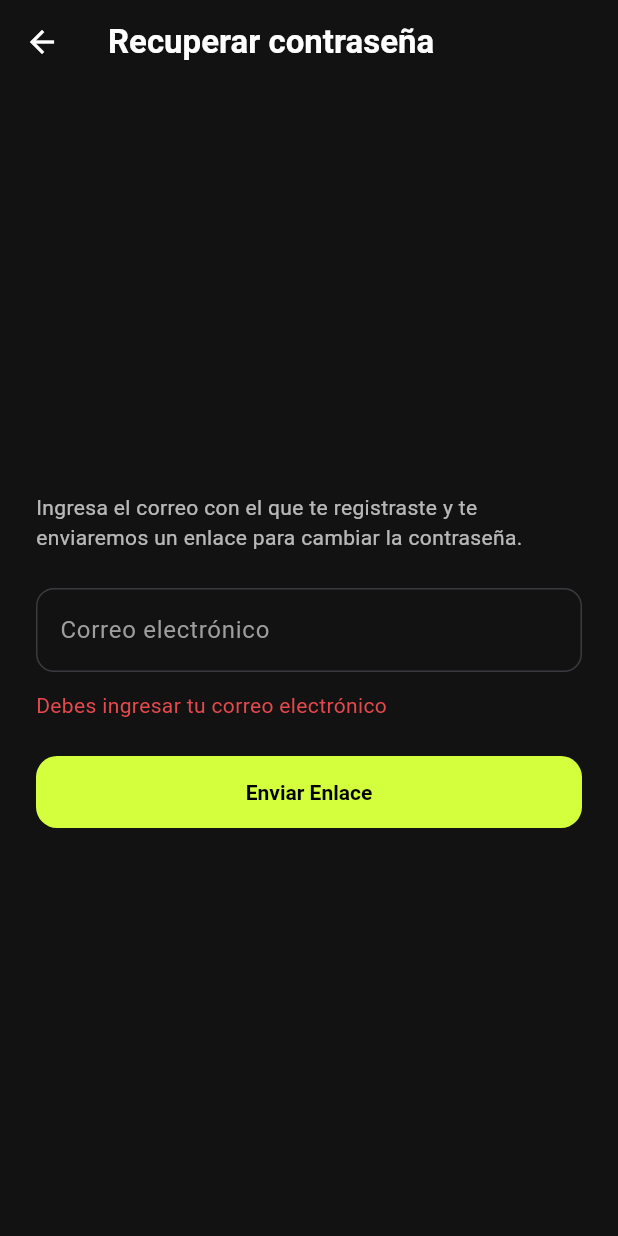
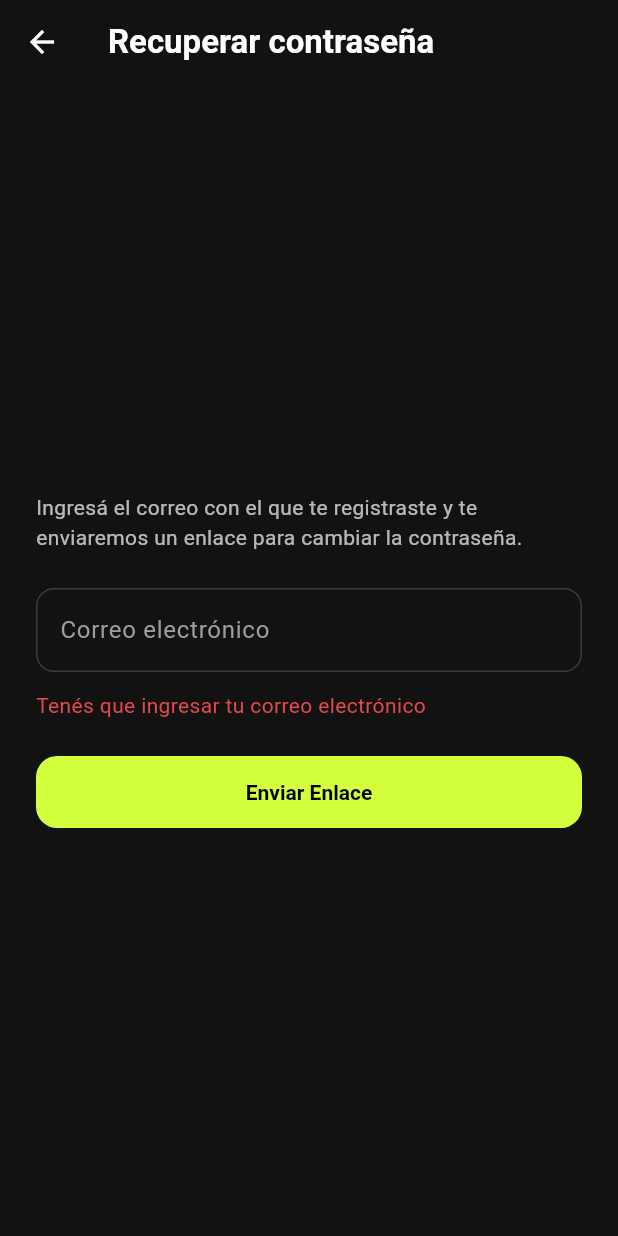
Before and after one commit to RamiroDAgnone/ClubRamiroDAgnone, a Flutter app: the ForgotPasswordScreen screen opened directly, after a tap on "Enviar Enlace", on a phone screen of 412 x 824 dp. Run offline on Flutter 3.47's test engine with Material 3 defaults, Android fonts, the phone set to English and light mode, and no system bars; our stand-ins replace firebase_auth, firebase_core; accounts and stored records are empty.

Commit message:
Change Password & Forgot Password

```diff
--- a/lib/screens/login/forgot_password_screen.dart
+++ b/lib/screens/login/forgot_password_screen.dart
@@ -1,4 +1,6 @@
 import "package:flutter/material.dart";
+import "../../services/auth_exceptions.dart";
+import "../../services/auth_service.dart";
 import "../../widgets/centered_form_layout.dart";
 import "../../widgets/form_error_text.dart";
 
@@ -11,8 +13,10 @@ class ForgotPasswordScreen extends StatefulWidget {
 
 class _ForgotPasswordScreenState extends State<ForgotPasswordScreen> {
   final _emailController = TextEditingController();
+  final _authService = AuthService();
 
   String? _errorMessage;
+  bool _isLoading = false;
   // false = request form, true = success confirmation.
   bool _emailSent = false;
 
@@ -22,11 +26,19 @@ class _ForgotPasswordScreenState extends State<ForgotPasswordScreen> {
     super.dispose();
   }
 
-  void _onSendPressed() {
+  void _showError(String message) {
+    if (!mounted) return;
+    setState(() {
+      _errorMessage = message;
+      _isLoading = false;
+    });
+  }
+
+  Future<void> _onSendPressed() async {
     final email = _emailController.text.trim();
 
     if (email.isEmpty) {
-      setState(() => _errorMessage = "Debes ingresar tu correo electrónico");
+      setState(() => _errorMessage = "Tenés que ingresar tu correo electrónico");
       return;
     }
 
@@ -39,11 +51,28 @@ class _ForgotPasswordScreenState extends State<ForgotPasswordScreen> {
       return;
     }
 
-    // Temporary: later this will ask Firebase to send the recovery email.
     setState(() {
       _errorMessage = null;
-      _emailSent = true;
+      _isLoading = true;
     });
+
+    try {
+      await _authService.sendPasswordReset(email);
+      if (!mounted) return;
+      setState(() {
+        _isLoading = false;
+        _emailSent = true;
+      });
+    } on InvalidEmailException {
+      _showError("El correo electrónico no es válido");
+    } on NetworkException {
+      _showError("No hay conexión a internet. Revisá tu red e intentá de nuevo");
+    } on TooManyRequestsException {
+      _showError("Hiciste demasiados intentos. Esperá unos minutos e intentá de nuevo");
+    } catch (e) {
+      debugPrint("Password reset error: $e");
+      _showError("Hubo un error en el servidor. Intentá de nuevo más tarde");
+    }
   }
 
   @override
@@ -60,7 +89,7 @@ class _ForgotPasswordScreenState extends State<ForgotPasswordScreen> {
   List<Widget> _buildForm() {
     return [
       Text(
-        "Ingresa el correo con el que te registraste y te enviaremos un enlace para cambiar la contraseña.",
+        "Ingresá el correo con el que te registraste y te enviaremos un enlace para cambiar la contraseña.",
         style: Theme.of(context).textTheme.bodyMedium,
       ),
       const SizedBox(height: 24),
@@ -75,8 +104,14 @@ class _ForgotPasswordScreenState extends State<ForgotPasswordScreen> {
       FormErrorText(message: _errorMessage),
       const SizedBox(height: 24),
       FilledButton(
-        onPressed: _onSendPressed,
-        child: const Text("Enviar Enlace"),
+        onPressed: _isLoading ? null : _onSendPressed,
+        child: _isLoading
+            ? const SizedBox(
+                height: 20,
+                width: 20,
+                child: CircularProgressIndicator(strokeWidth: 2),
+              )
+            : const Text("Enviar Enlace"),
       ),
     ];
   }
@@ -96,7 +131,7 @@ class _ForgotPasswordScreenState extends State<ForgotPasswordScreen> {
       ),
       const SizedBox(height: 8),
       Text(
-        "Revisa tu bandeja de entrada en ${_emailController.text.trim()} y sigue las instrucciones para cambiar tu contraseña.",
+        "Si ${_emailController.text.trim()} tiene una cuenta, te llegará un correo con las instrucciones para cambiar tu contraseña. Revisá también la carpeta de spam.",
         textAlign: TextAlign.center,
       ),
       const SizedBox(height: 24),
--- a/lib/services/auth_exceptions.dart
+++ b/lib/services/auth_exceptions.dart
@@ -21,3 +21,8 @@ class NetworkException implements Exception {
 class InvalidCredentialsException implements Exception {
   const InvalidCredentialsException();
 }
+
+// Firebase blocked the requests for a while (too many attempts).
+class TooManyRequestsException implements Exception {
+  const TooManyRequestsException();
+}
```
Also changed, not shown: lib/screens/profile/change_password_screen.dart (added, +114 -0 lines), lib/screens/profile/profile_screen.dart (+9 -3 lines), lib/services/auth_service.dart (+35 -0 lines).
